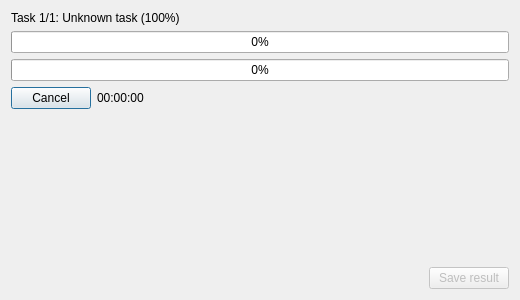
GRAPHENE9932/ImageUpscalerQt, file src/windows/TasksWaitingDialog.ui: the form before one commit.
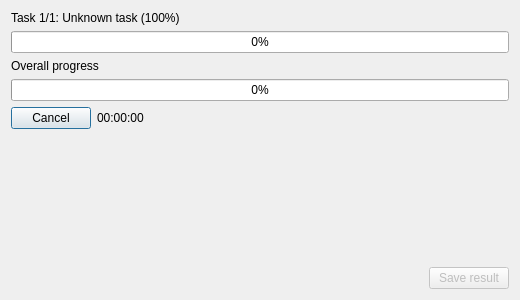
The form after the commit.

Commit message: Added 5 SRCNN architectures. Improved cancellation of the TaskConvertColorSpace

What changed in the file:
```diff
--- a/src/windows/TasksWaitingDialog.ui
+++ b/src/windows/TasksWaitingDialog.ui
@@ -13,7 +13,7 @@
   <property name="windowTitle">
    <string>Doing tasks...</string>
   </property>
-  <layout class="QVBoxLayout" name="verticalLayout" stretch="0,0,0,0,0,0">
+  <layout class="QVBoxLayout" name="verticalLayout" stretch="0,0,0,0,0,0,0">
    <item>
     <widget class="QLabel" name="current_task_label">
      <property name="text">
@@ -28,6 +28,13 @@
      </property>
     </widget>
    </item>
+   <item>
+    <widget class="QLabel" name="label">
+     <property name="text">
+      <string>Overall progress</string>
+     </property>
+    </widget>
+   </item>
    <item>
     <widget class="QProgressBar" name="all_tasks_progressbar">
      <property name="value">
```
The commit also changes 6 other files.
